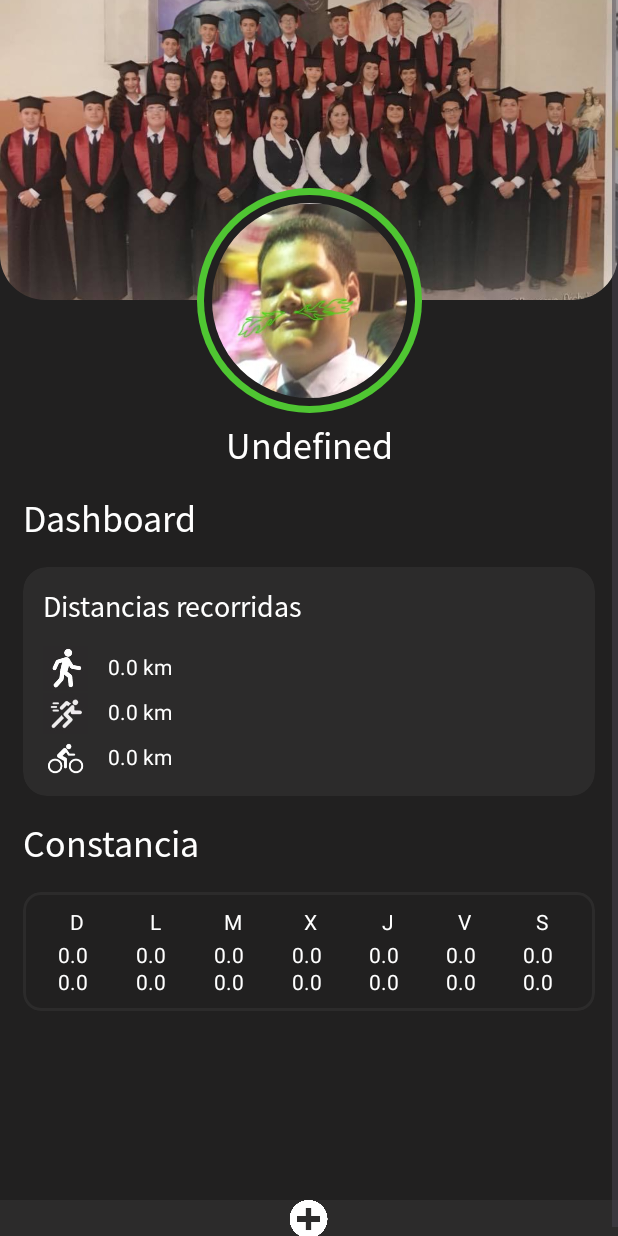
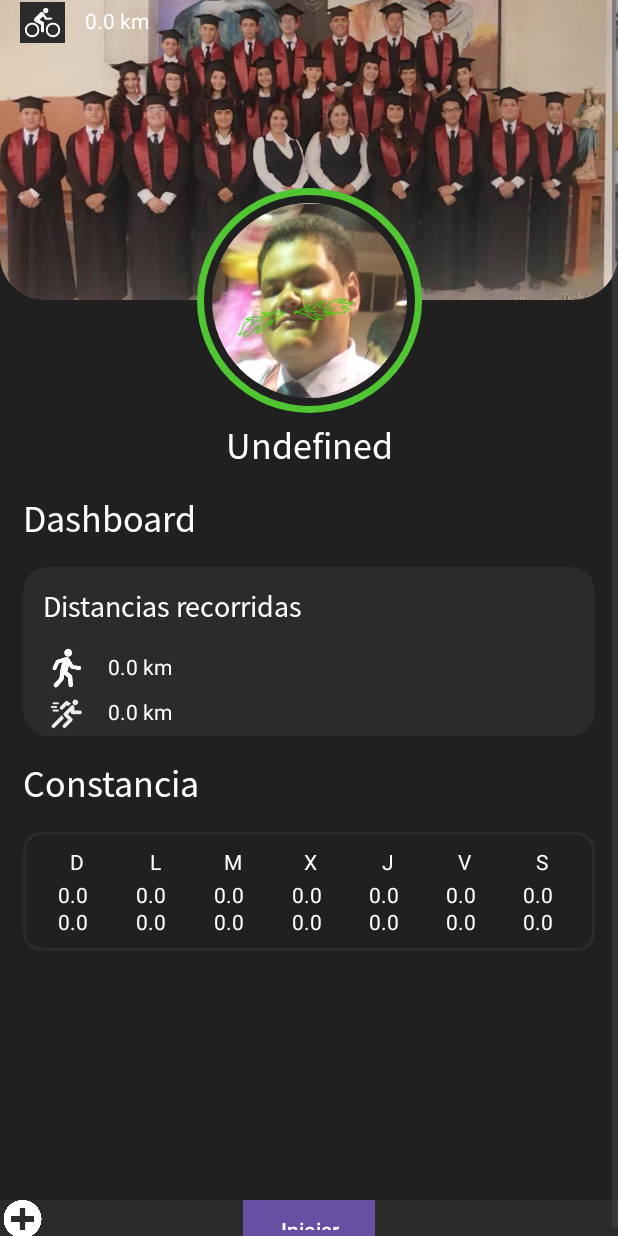
Before and after one commit to Erumeru/ProyFinalFitTrack, an Android app: the Dashboard screen opened directly, with no data from a screen before it, on a phone screen of 412 x 824 dp. Run offline under Robolectric (Android 15) with nearby library versions, the phone set to English and light mode, and no system bars; 4 statements that could not run were skipped.

Commit message:
Sensor GPS
se agrego una clase y un layapout para usar sensor gps

```diff
--- a/app/src/main/AndroidManifest.xml
+++ b/app/src/main/AndroidManifest.xml
@@ -15,8 +15,12 @@
         android:supportsRtl="true"
         android:theme="@style/Theme.ProyFinalFitTrack"
         tools:targetApi="31">
+
         <activity
             android:name=".dashboard.Agregar_ejercicio"
+            android:exported="false" />
+
+        <activity android:name=".dashboard.GPSActivity"
             android:exported="false" />
         <activity
             android:name=".dashboard.Dashboard"
--- a/app/src/main/java/com/example/proyfinalfittrack/dashboard/Dashboard.kt
+++ b/app/src/main/java/com/example/proyfinalfittrack/dashboard/Dashboard.kt
@@ -1,18 +1,19 @@
 package com.example.proyfinalfittrack.dashboard
 
 import android.content.Intent
-import android.database.Cursor
+
 import androidx.appcompat.app.AppCompatActivity
 import android.os.Bundle
 import android.view.View
+import android.widget.Button
 import android.widget.ImageView
 import android.widget.LinearLayout
-import android.widget.SimpleCursorAdapter
+
 import android.widget.TextView
 import com.example.proyfinalfittrack.R
 import com.example.proyfinalfittrack.db.DatabaseHelper
 import com.example.proyfinalfittrack.entities.Entrenamiento
-import com.example.proyfinalfittrack.sesiones.activityLogin
+
 import com.google.android.material.card.MaterialCardView
 import java.text.SimpleDateFormat
 import java.util.Calendar
@@ -25,6 +26,7 @@ class Dashboard : AppCompatActivity() {
     private lateinit var tvNombre : TextView
     private lateinit var dbHelper: DatabaseHelper
     private lateinit var agregarEjercicio: ImageView
+    private lateinit var agregarGPS: Button
     private lateinit var listaEnt: List<Entrenamiento>
 
     private lateinit var listaEntDiasAtras: List<Entrenamiento>
@@ -47,6 +49,7 @@ class Dashboard : AppCompatActivity() {
         tvNombre=findViewById(R.id.tvNombre)
         nombreUsuario=intent.getSerializableExtra("nombreUsuario") as String
         agregarEjercicio=findViewById(R.id.agregarEjercicio)
+        agregarGPS=findViewById(R.id.agregarGPS)
         linearCaminar=findViewById(R.id.linearCaminarDistanciaBarra)
         viewBarraCaminar=findViewById(R.id.viewBarraCaminar)
         viewBarraCorrer=findViewById(R.id.viewBarraCorrer)
@@ -93,6 +96,14 @@ class Dashboard : AppCompatActivity() {
          //   var entrenamiento=Entrenamiento(idUser,currentTimeMillis,"caminata",100f)
          //   dbHelper.insertEntrenamiento(entrenamiento)
           //  dbHelper.selectAllEntrenamientos()
+        }
+
+        agregarGPS.setOnClickListener(){
+            val agregar= Intent(this, GPSActivity::class.java)
+            agregar.putExtra("idUsuario",intent.getSerializableExtra("idUsuario") as Int)
+            agregar.putExtra("nombreUsuario", intent.getSerializableExtra("nombreUsuario") as String)
+            startActivity(agregar)
+
         }
 
 
@@ -355,7 +366,6 @@ class Dashboard : AppCompatActivity() {
        }
     }
 
-
     private fun calcularDiferenciaSemanaAnterior(): Float {
         val idUser=intent.getSerializableExtra("idUsuario") as Int
         val listaEntrenamientosSemanaAnterior = dbHelper.getEntremaientosXDiasAtras(idUser, 7) // Obtener entrenamientos de la semana anterior
@@ -364,21 +374,9 @@ class Dashboard : AppCompatActivity() {
         return distanciaTotalEstaSemana - distanciaSemanaAnterior
     }
 
-
-
-
     fun convertirMillisAFecha(millis: Long, formato: String): String {
         val dateFormat = SimpleDateFormat(formato, Locale.getDefault())
         val fecha = Date(millis)
         return dateFormat.format(fecha)
     }
-
-
-
-
-
-
-
-
-
 }
--- a/app/src/main/res/layout/activity_dashboard.xml
+++ b/app/src/main/res/layout/activity_dashboard.xml
@@ -7,8 +7,6 @@
     android:background="@color/fondoGris"
     tools:context=".dashboard.Dashboard">
     <ScrollView
-        xmlns:android="http://schemas.android.com/apk/res/android"
-        xmlns:app="http://schemas.android.com/apk/res-auto"
         android:layout_width="match_parent"
         android:layout_height="match_parent">
 
@@ -77,6 +75,7 @@
                 android:paddingTop="15dp"
                 android:paddingLeft="15dp"
                 />
+
                 <com.google.android.material.card.MaterialCardView
                     android:id="@+id/cardViewDistancias"
                     android:layout_width="match_parent"
@@ -170,42 +169,6 @@
                                     android:id="@+id/viewBarraCorrer"
                                     android:layout_width="50dp"
                                     android:background="@color/azul"
-                                    android:layout_height="2dp"/>
-                            </LinearLayout>
-                        </LinearLayout>
-                        <LinearLayout
-                            android:id="@+id/linearBici"
-                            app:layout_constraintTop_toBottomOf="@id/linearCorrer"
-                            app:layout_constraintStart_toStartOf="parent"
-                            android:layout_width="match_parent"
-                            android:gravity="center_vertical"
-                            android:layout_height="wrap_content"
-                            android:paddingLeft="13dp"
-                            android:paddingBottom="10dp"
-                            android:orientation="horizontal">
-                            <ImageView
-                                android:layout_width="30dp"
-                                android:layout_height="30dp"
-                                android:src="@drawable/icon_bici"
-                                />
-                            <LinearLayout
-                                android:layout_width="match_parent"
-                                android:layout_height="wrap_content"
-                                android:paddingLeft="13dp"
-                                android:paddingEnd="13dp"
-
-                                android:orientation="vertical">
-                                <TextView
-                                    android:id="@+id/tvSumaBici"
-                                    android:layout_width="wrap_content"
-                                    android:layout_height="wrap_content"
-                                    android:text="100km"
-                                    android:textColor="@color/white"
-                                    />
-                                <View
-                                    android:id="@+id/viewBarraBici"
-                                    android:layout_width="100dp"
-                                    android:background="@color/verdePrincipal"
                                     android:layout_height="2dp"/>
                             </LinearLayout>
                         </LinearLayout>
@@ -688,6 +651,45 @@
 
                 </LinearLayout>
             </com.google.android.material.card.MaterialCardView>
+
+            <LinearLayout
+                android:id="@+id/linearBici"
+                android:layout_width="match_parent"
+                android:layout_height="wrap_content"
+                android:gravity="center_vertical"
+                android:orientation="horizontal"
+                android:paddingLeft="13dp"
+                android:paddingBottom="10dp"
+                tools:layout_editor_absoluteX="11dp"
+                tools:layout_editor_absoluteY="256dp">
+
+                <ImageView
+                    android:layout_width="30dp"
+                    android:layout_height="30dp"
+                    android:src="@drawable/icon_bici" />
+
+                <LinearLayout
+                    android:layout_width="match_parent"
+                    android:layout_height="wrap_content"
+                    android:orientation="vertical"
+                    android:paddingLeft="13dp"
+
+                    android:paddingEnd="13dp">
+
+                    <TextView
+                        android:id="@+id/tvSumaBici"
+                        android:layout_width="wrap_content"
+                        android:layout_height="wrap_content"
+                        android:text="100km"
+                        android:textColor="@color/white" />
+
+                    <View
+                        android:id="@+id/viewBarraBici"
+                        android:layout_width="100dp"
+                        android:layout_height="2dp"
+                        android:background="@color/verdePrincipal" />
+                </LinearLayout>
+            </LinearLayout>
         </androidx.constraintlayout.widget.ConstraintLayout>
 
 
@@ -701,10 +703,28 @@
                 android:layout_alignParentBottom="true"
                 android:background="@color/grisClaro"
                 >
+
+
                 <LinearLayout
                     android:layout_width="match_parent"
                     android:layout_height="wrap_content"
                     android:gravity="center"
+                    android:orientation="horizontal">
+
+
+                    <Button
+                        android:id="@+id/agregarGPS"
+                        android:layout_width="wrap_content"
+                        android:layout_height="wrap_content"
+                        android:text="Iniciar"
+                        android:textColor="@color/white"
+                        android:background="@color/cardview_dark_background" />
+
+                </LinearLayout>
+                <LinearLayout
+                    android:layout_width="match_parent"
+                    android:layout_height="wrap_content"
+                    android:gravity="left"
                     android:orientation="horizontal">
 
                     <ImageView
@@ -713,6 +733,7 @@
                         android:layout_height="25dp"
                         app:tint="@color/white"
                         android:src="@drawable/btn_mas"/>
+
 
                 </LinearLayout>
             </com.google.android.material.bottomnavigation.BottomNavigationView>
```
Also changed, not shown: app/src/main/java/com/example/proyfinalfittrack/dashboard/Agregar_ejercicio.kt (+5 -5 lines), app/src/main/java/com/example/proyfinalfittrack/dashboard/GPSActivity.kt (added, +166 -0 lines), app/src/main/res/layout/activity_gps.xml (added, +35 -0 lines).
